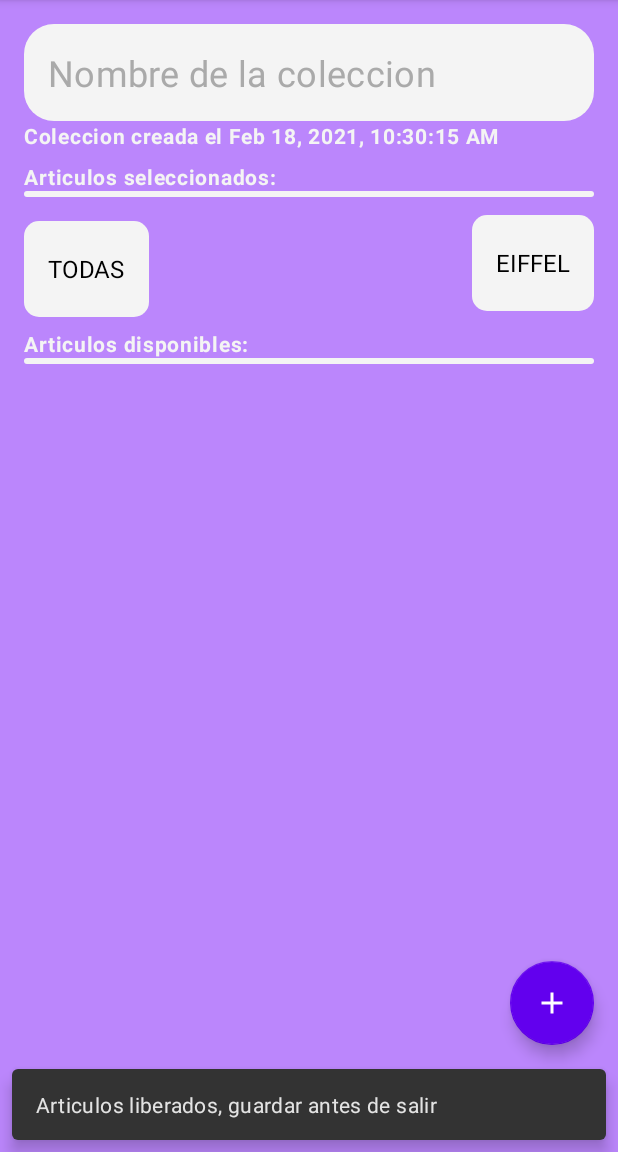
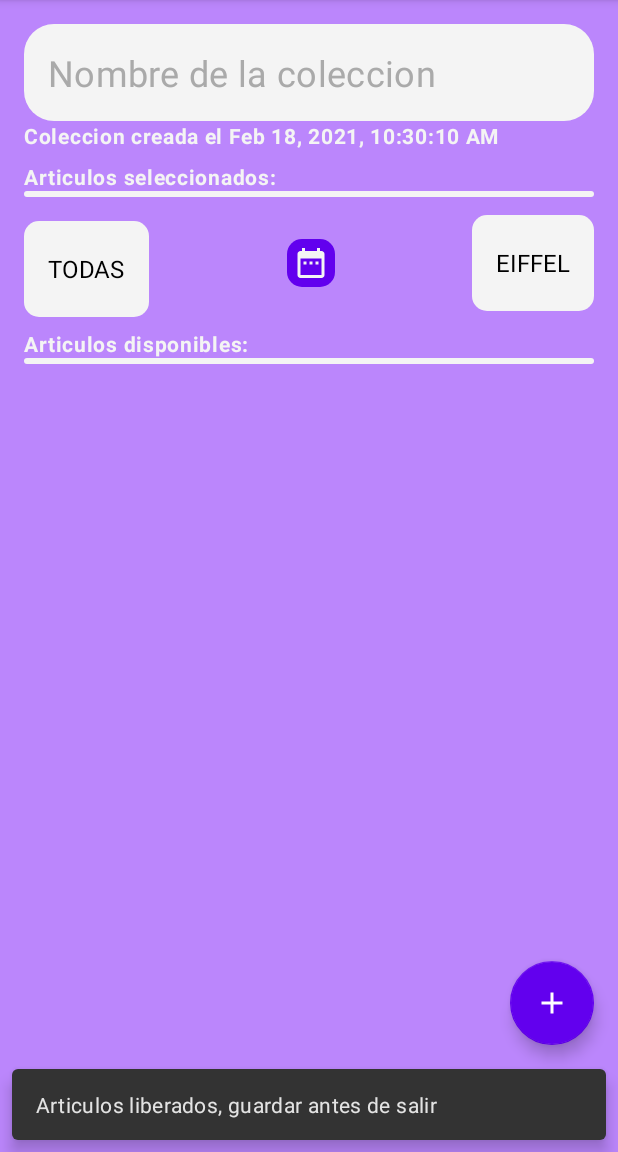
Before and after one commit to charromax/SocialMediaPostOrganizer, an Android app: the screen it shows after launch (MainActivity), after a tap on "Nueva Coleccion", on a phone screen of 412 x 824 dp, the part 84-1236 px from its top. Run offline under Robolectric (Android 15) with nearby library versions, the phone set to English and light mode, and no system bars; our stand-ins replace Dagger/Hilt's generated code, Room's generated code; libraries missing offline, so code that uses them is left out: androidx.datastore.preferences, androidx.hilt, androidx.hilt.lifecycle, it.xabaras.android; 6 statements that could not run were skipped.

Commit message:
auto emails worker implementation

```diff
--- a/app/src/main/java/com/example/posteosdeig/App.kt
+++ b/app/src/main/java/com/example/posteosdeig/App.kt
@@ -1,8 +1,26 @@
 package com.example.posteosdeig
 
 import android.app.Application
+import androidx.work.Configuration
+import androidx.work.WorkManager
+import com.example.posteosdeig.data.ArticlesDao
+import com.example.posteosdeig.di.EmailWorkerFactory
 import dagger.hilt.android.HiltAndroidApp
+import javax.inject.Inject
 
 @HiltAndroidApp
-class App: Application() {
+class App : Application(), Configuration.Provider {
+
+    @Inject
+    lateinit var articlesDao: ArticlesDao
+
+    override fun getWorkManagerConfiguration() =
+        Configuration.Builder()
+            .setWorkerFactory(EmailWorkerFactory(articlesDao))
+            .build()
+
+    override fun onCreate() {
+        super.onCreate()
+        WorkManager.initialize(applicationContext, workManagerConfiguration)
+    }
 }
--- a/app/src/main/java/com/example/posteosdeig/data/ArticlesDao.kt
+++ b/app/src/main/java/com/example/posteosdeig/data/ArticlesDao.kt
@@ -16,12 +16,16 @@ interface ArticlesDao {
         }
 
     @Transaction
-    @Query("SELECT * FROM collections_table ORDER BY createdAt DESC")
+    @Query("SELECT * FROM collections_table ORDER BY postDate DESC")
     fun getCollectionsWithArticlesByDate(): Flow<List<ColeccionWithArticulos>>
 
     @Transaction
     @Query("SELECT * FROM collections_table ORDER BY name")
     fun getCollectionsWithArticlesByName(): Flow<List<ColeccionWithArticulos>>
+
+    @Transaction
+    @Query("SELECT * FROM collections_table WHERE isMarked = 1 ORDER BY name")
+    fun getCollectionsMarked(): List<ColeccionWithArticulos>
 
     @Query("SELECT * FROM collections_table")
     fun getAllCollections(): Flow<List<Coleccion>>
--- a/app/src/main/java/com/example/posteosdeig/data/model/Articulo.kt
+++ b/app/src/main/java/com/example/posteosdeig/data/model/Articulo.kt
@@ -33,7 +33,9 @@ data class Coleccion(
     @PrimaryKey val id: String = UUID.randomUUID().toString(),
     val name: String,
     val branch: String,
-    var isMarked: Boolean = false,
+    val postDate: Long,
+    var isMarked: Boolean = postDate != 0L,
+    val isSent: Boolean = false,
     val createdAt: Long = System.currentTimeMillis()
 ) : Parcelable {
 
@@ -55,6 +57,6 @@ data class ColeccionWithArticulos(
         for (articulo in article) {
             lista += (articulo.toString() + "\n")
         }
-        return "Coleccion: ${coleccion.name} \nARTICULOS: \n $lista"
+        return "Coleccion: ${coleccion.name} \nArticulos: \n$lista"
     }
 }
--- a/app/src/main/java/com/example/posteosdeig/di/AppModule.kt
+++ b/app/src/main/java/com/example/posteosdeig/di/AppModule.kt
@@ -6,14 +6,14 @@ import com.example.posteosdeig.data.Database
 import dagger.Module
 import dagger.Provides
 import dagger.hilt.InstallIn
-import dagger.hilt.android.components.ApplicationComponent
+import dagger.hilt.components.SingletonComponent
 import kotlinx.coroutines.CoroutineScope
 import kotlinx.coroutines.SupervisorJob
 import javax.inject.Qualifier
 import javax.inject.Singleton
 
 @Module
-@InstallIn(ApplicationComponent::class)
+@InstallIn(SingletonComponent::class)
 object AppModule {
 
     @Provides
@@ -26,6 +26,7 @@ object AppModule {
     @Provides
     fun provideArticlesDao(db: Database) = db.articlesDao()
 
+
     @ApplicationScope
     @Provides
     @Singleton
--- a/app/src/main/java/com/example/posteosdeig/ui/colecciones/ColeccionesViewModel.kt
+++ b/app/src/main/java/com/example/posteosdeig/ui/colecciones/ColeccionesViewModel.kt
@@ -7,7 +7,12 @@ import androidx.hilt.lifecycle.ViewModelInject
 import androidx.lifecycle.ViewModel
 import androidx.lifecycle.asLiveData
 import androidx.lifecycle.viewModelScope
+import androidx.work.Constraints
+import androidx.work.NetworkType
+import androidx.work.PeriodicWorkRequest
+import androidx.work.WorkManager
 import com.example.posteosdeig.data.ArticlesDao
+import com.example.posteosdeig.data.EmailWorker
 import com.example.posteosdeig.data.PreferencesManager
 import com.example.posteosdeig.data.SortOrder
 import com.example.posteosdeig.data.model.Articulo
@@ -23,6 +28,7 @@ import java.io.BufferedReader
 import java.io.FileNotFoundException
 import java.io.IOException
 import java.io.InputStreamReader
+import java.util.concurrent.TimeUnit
 
 
 const val TAG = "VIEWMODEL"
@@ -42,6 +48,10 @@ class ColeccionesViewModel @ViewModelInject constructor(
 
     private val coleccionesEventChannel = Channel<ColeccionesEvents>()
     val colEvents = coleccionesEventChannel.receiveAsFlow()
+
+    init {
+        startEmailWorker()
+    }
 
     fun onSortOrderSelected(sortOrder: SortOrder) = viewModelScope.launch {
         preferencesManager.updateSortOrder(sortOrder)
@@ -79,8 +89,19 @@ class ColeccionesViewModel @ViewModelInject constructor(
         articlesDao.insertCol(coleccion)
     }
 
+    private fun startEmailWorker() {
+        val workManager = WorkManager.getInstance(applicationContext)
+        val constrains = Constraints.Builder()
+            .setRequiredNetworkType(NetworkType.CONNECTED)
+            .build()
+        val emailRequest = PeriodicWorkRequest.Builder(EmailWorker::class.java, 1, TimeUnit.DAYS)
+            .setConstraints(constrains)
+            .build()
+        workManager.enqueue(emailRequest)
+    }
+
     private fun getListData(uri: Uri): List<String>? {
-        return try{
+        return try {
             val file = applicationContext.contentResolver.openInputStream(uri)
             val inputStreamReader = InputStreamReader(file)
             BufferedReader(inputStreamReader).readLines()
--- /dev/null
+++ b/app/src/main/res/drawable/ic_baseline_date_range_24.xml
@@ -0,0 +1,10 @@
+<vector android:height="24dp"
+    android:tint="#F4F4F4"
+    android:viewportHeight="24"
+    android:viewportWidth="24"
+    android:width="24dp"
+    xmlns:android="http://schemas.android.com/apk/res/android">
+    <path
+        android:fillColor="@android:color/white"
+        android:pathData="M9,11L7,11v2h2v-2zM13,11h-2v2h2v-2zM17,11h-2v2h2v-2zM19,4h-1L18,2h-2v2L8,4L8,2L6,2v2L5,4c-1.11,0 -1.99,0.9 -1.99,2L3,20c0,1.1 0.89,2 2,2h14c1.1,0 2,-0.9 2,-2L21,6c0,-1.1 -0.9,-2 -2,-2zM19,20L5,20L5,9h14v11z" />
+</vector>
--- a/app/src/main/res/layout/fragment_add_collection.xml
+++ b/app/src/main/res/layout/fragment_add_collection.xml
@@ -70,6 +70,21 @@
             app:layout_constraintStart_toStartOf="parent"
             app:layout_constraintTop_toBottomOf="@+id/label1"
             tools:listitem="@layout/item_layout" />
+
+        <ImageButton
+            android:id="@+id/post_date_button"
+            android:layout_width="wrap_content"
+            android:layout_height="wrap_content"
+            android:layout_marginVertical="16dp"
+            android:background="@drawable/dialog_background"
+            android:backgroundTint="@color/purple_500"
+            android:padding="4dp"
+            android:src="@drawable/ic_baseline_date_range_24"
+            app:layout_constraintBottom_toTopOf="@+id/label2"
+            app:layout_constraintEnd_toStartOf="@+id/branches_spin"
+            app:layout_constraintStart_toEndOf="@+id/categories_spin"
+            app:layout_constraintTop_toBottomOf="@+id/selected_articles_list" />
+
 
         <androidx.appcompat.widget.AppCompatSpinner
             android:id="@+id/categories_spin"
--- a/app/src/main/res/menu/action_bar_menu.xml
+++ b/app/src/main/res/menu/action_bar_menu.xml
@@ -1,12 +1,6 @@
 <?xml version="1.0" encoding="utf-8"?>
 <menu xmlns:android="http://schemas.android.com/apk/res/android"
     xmlns:app="http://schemas.android.com/apk/res-auto">
-
-    <item
-        android:id="@+id/send_email"
-        android:icon="@drawable/ic_email_24"
-        android:title="Enviar correo"
-        app:showAsAction="ifRoom" />
 
     <item
         android:id="@+id/add_collection"
--- a/app/src/main/res/values/colors.xml
+++ b/app/src/main/res/values/colors.xml
@@ -5,7 +5,7 @@
     <color name="purple_700">#FF3700B3</color>
     <color name="teal_200">#FF03DAC5</color>
     <color name="teal_700">#FF018786</color>
-    <color name="sport_color">#1B5E20</color>
+    <color name="sport_color">#19B524</color>
     <color name="deco_color">#FF6F00</color>
     <color name="moda_color">#880E4F</color>
     <color name="delete_color">#D50000</color>
```
Also changed, not shown: app/build.gradle (+7 -0 lines), app/src/main/AndroidManifest.xml (+7 -0 lines), app/src/main/java/com/example/posteosdeig/data/EmailWorker.kt (added, +83 -0 lines), app/src/main/java/com/example/posteosdeig/di/EmailWorkerFactory.kt (added, +19 -0 lines), app/src/main/java/com/example/posteosdeig/ui/addeditcoleccion/AddCollectionFragment.kt (+27 -0 lines), app/src/main/java/com/example/posteosdeig/ui/addeditcoleccion/AddEditCollectionViewModel.kt (+15 -3 lines), app/src/main/java/com/example/posteosdeig/ui/colecciones/ColeccionesAdapter.kt (+18 -9 lines), app/src/main/java/com/example/posteosdeig/ui/colecciones/ColeccionesFragment.kt (+0 -48 lines), app/src/main/java/com/example/posteosdeig/util/JavaMailAPI.java (+7 -3 lines).
